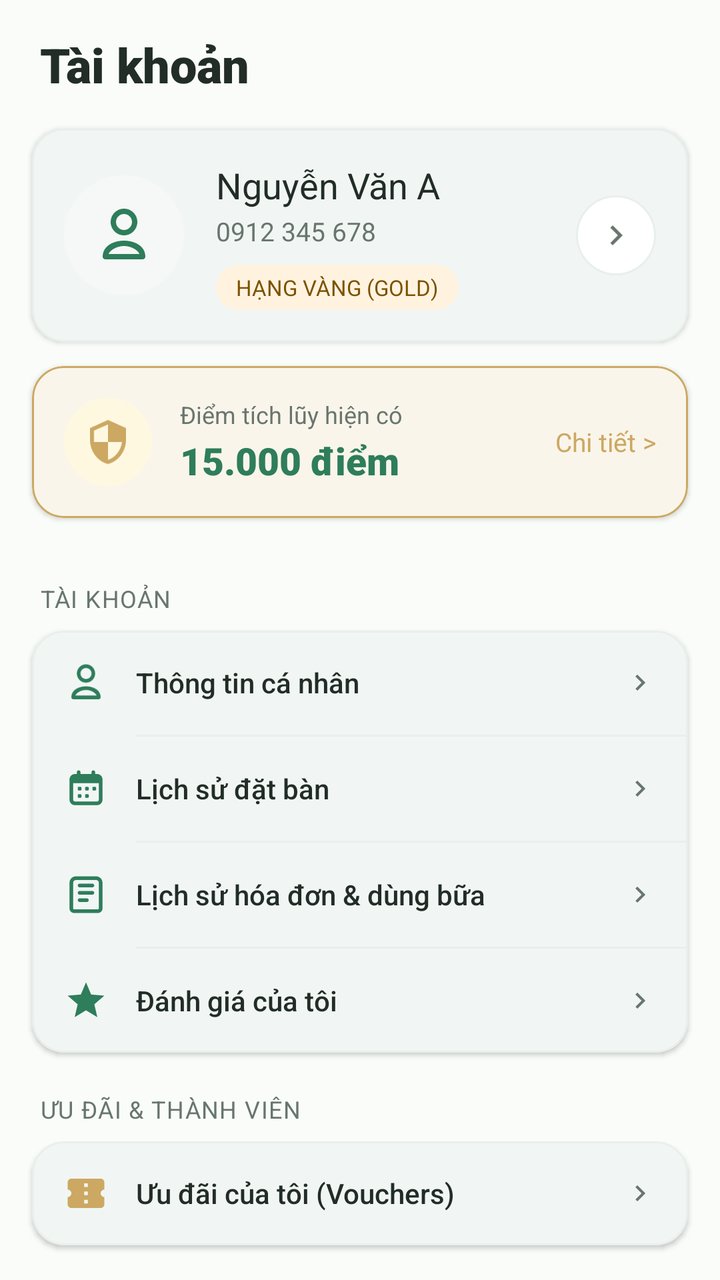
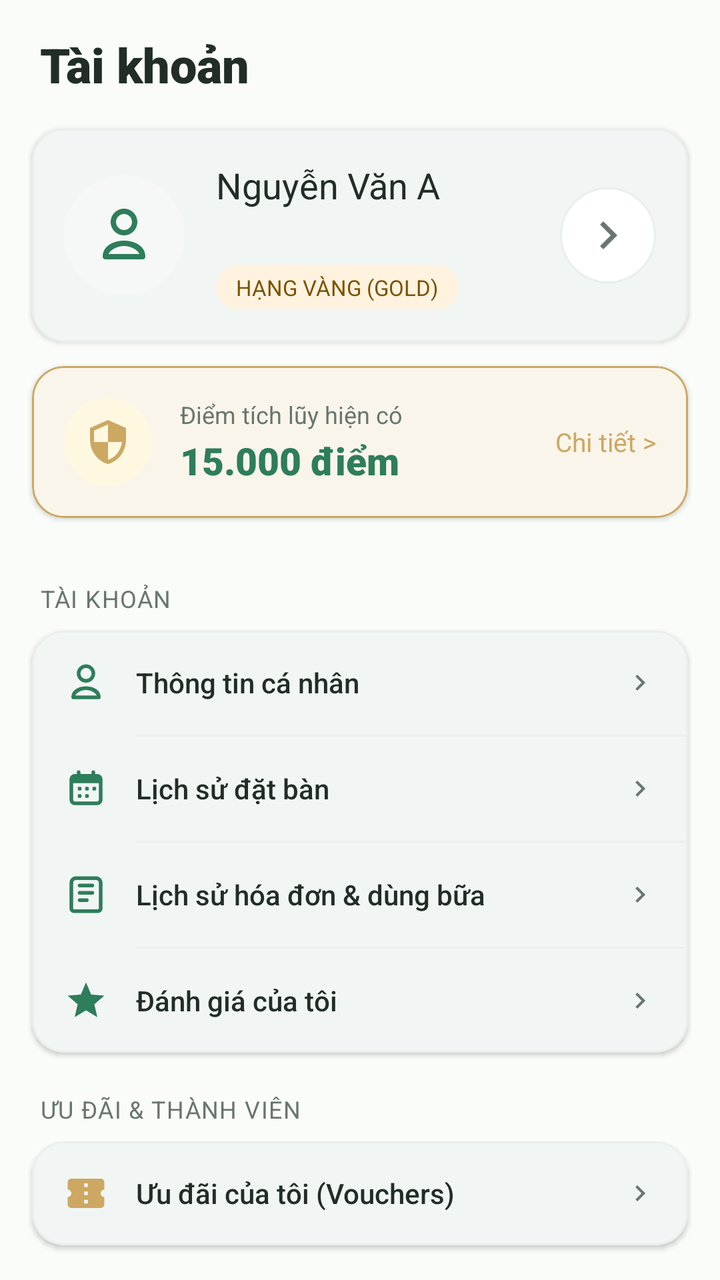

Before-and-after screenshots of an Android layout around one commit, followed by the original layout XML and the change that was made.
<!-- AndroidManifest.xml: application theme Theme.VietTable -->
<!-- res/layout/fragment_profile.xml -->
<?xml version="1.0" encoding="utf-8"?>
<androidx.coordinatorlayout.widget.CoordinatorLayout xmlns:android="http://schemas.android.com/apk/res/android"
    xmlns:app="http://schemas.android.com/apk/res-auto"
    android:layout_width="match_parent"
    android:layout_height="match_parent"
    android:background="@color/colorBackground">

    <androidx.core.widget.NestedScrollView
        android:layout_width="match_parent"
        android:layout_height="match_parent"
        android:fillViewport="true"
        android:clipToPadding="false"
        android:paddingBottom="96dp">

        <LinearLayout
            android:layout_width="match_parent"
            android:layout_height="wrap_content"
            android:orientation="vertical">

            
            <LinearLayout
                android:layout_width="match_parent"
                android:layout_height="wrap_content"
                android:tag="safe_top"
                android:orientation="vertical"
                android:paddingHorizontal="20dp"
                android:paddingTop="16dp"
                android:paddingBottom="12dp">

                <TextView
                    android:layout_width="wrap_content"
                    android:layout_height="wrap_content"
                    android:fontFamily="sans-serif-black"
                    android:text="Tài khoản"
                    android:textColor="@color/colorTextPrimary"
                    android:textSize="24sp" />
            </LinearLayout>

            
            <com.google.android.material.card.MaterialCardView
                style="@style/Widget.VietTable.Card"
                android:layout_width="match_parent"
                android:layout_height="wrap_content"
                android:layout_marginHorizontal="16dp"
                android:layout_marginTop="4dp">

                <LinearLayout
                    android:layout_width="match_parent"
                    android:layout_height="wrap_content"
                    android:gravity="center_vertical"
                    android:orientation="horizontal"
                    android:padding="16dp">

                    
                    <FrameLayout
                        android:layout_width="60dp"
                        android:layout_height="60dp">

                        <ImageView
                            android:layout_width="match_parent"
                            android:layout_height="match_parent"
                            android:background="@drawable/bg_round_floating_btn"
                            android:backgroundTint="@color/surface_secondary"
                            android:padding="14dp"
                            android:src="@drawable/ic_profile"
                            app:tint="@color/colorPrimary" />
                    </FrameLayout>

                    <LinearLayout
                        android:layout_width="0dp"
                        android:layout_height="wrap_content"
                        android:layout_marginStart="16dp"
                        android:layout_weight="1"
                        android:orientation="vertical">

                        <TextView
                            android:id="@+id/tvProfileName"
                            android:layout_width="wrap_content"
                            android:layout_height="wrap_content"
                            android:fontFamily="sans-serif-bold"
                            android:text="Nguyễn Văn A"
                            android:textColor="@color/colorTextPrimary"
                            android:textSize="18sp" />

                        <TextView
                            android:id="@+id/tvProfilePhone"
                            android:layout_width="wrap_content"
                            android:layout_height="wrap_content"
                            android:layout_marginTop="2dp"
                            android:text="0912 345 678"
                            android:textColor="@color/colorTextSecondary"
                            android:textSize="13sp" />

                        <TextView
                            android:id="@+id/tvProfileTierBadge"
                            android:layout_width="wrap_content"
                            android:layout_height="wrap_content"
                            android:layout_marginTop="8dp"
                            android:background="@drawable/bg_status_badge"
                            android:backgroundTint="#FFF3E0"
                            android:fontFamily="sans-serif-bold"
                            android:paddingHorizontal="10dp"
                            android:paddingVertical="4dp"
                            android:text="HẠNG VÀNG (GOLD)"
                            android:textColor="#7D5200"
                            android:textSize="11sp" />
                    </LinearLayout>

                    
                    <ImageView
                        android:id="@+id/btnEditProfileHeader"
                        android:layout_width="40dp"
                        android:layout_height="40dp"
                        android:background="@drawable/bg_round_floating_btn"
                        android:clickable="true"
                        android:focusable="true"
                        android:padding="10dp"
                        android:src="@drawable/ic_arrow_forward"
                        app:tint="@color/colorTextSecondary" />
                </LinearLayout>
            </com.google.android.material.card.MaterialCardView>

            
            <com.google.android.material.card.MaterialCardView
                android:id="@+id/cardProfileLoyalty"
                style="@style/Widget.VietTable.Card.Gold"
                android:layout_width="match_parent"
                android:layout_height="wrap_content"
                android:layout_marginHorizontal="16dp"
                android:layout_marginTop="12dp"
                android:clickable="true"
                android:focusable="true">

                <LinearLayout
                    android:layout_width="match_parent"
                    android:layout_height="wrap_content"
                    android:gravity="center_vertical"
                    android:orientation="horizontal"
                    android:padding="16dp">

                    <ImageView
                        android:layout_width="44dp"
                        android:layout_height="44dp"
                        android:background="@drawable/bg_round_floating_btn"
                        android:backgroundTint="#FFF8E1"
                        android:padding="10dp"
                        android:src="@drawable/ic_loyalty"
                        app:tint="@color/colorSecondary" />

                    <LinearLayout
                        android:layout_width="0dp"
                        android:layout_height="wrap_content"
                        android:layout_marginStart="14dp"
                        android:layout_weight="1"
                        android:orientation="vertical">

                        <TextView
                            android:layout_width="wrap_content"
                            android:layout_height="wrap_content"
                            android:text="Điểm tích lũy hiện có"
                            android:textColor="@color/colorTextSecondary"
                            android:textSize="12sp" />

                        <TextView
                            android:id="@+id/tvProfilePoints"
                            android:layout_width="wrap_content"
                            android:layout_height="wrap_content"
                            android:layout_marginTop="2dp"
                            android:fontFamily="sans-serif-black"
                            android:text="15.000 điểm"
                            android:textColor="@color/colorPrimary"
                            android:textSize="19sp" />
                    </LinearLayout>

                    <TextView
                        android:layout_width="wrap_content"
                        android:layout_height="wrap_content"
                        android:fontFamily="sans-serif-bold"
                        android:text="Chi tiết >"
                        android:textColor="@color/colorSecondary"
                        android:textSize="13sp" />
                </LinearLayout>
            </com.google.android.material.card.MaterialCardView>

            
            <FrameLayout
                android:id="@+id/containerProfileActiveDining"
                android:layout_width="match_parent"
                android:layout_height="wrap_content"
                android:layout_marginHorizontal="16dp"
                android:layout_marginTop="12dp" />

            
            <TextView
                android:layout_width="match_parent"
                android:layout_height="wrap_content"
                android:layout_marginHorizontal="20dp"
                android:layout_marginTop="20dp"
                android:layout_marginBottom="8dp"
                android:fontFamily="sans-serif-bold"
                android:letterSpacing="0.04"
                android:text="TÀI KHOẢN"
                android:textColor="@color/colorTextSecondary"
                android:textSize="12sp" />

            <com.google.android.material.card.MaterialCardView
                style="@style/Widget.VietTable.Card"
                android:layout_width="match_parent"
                android:layout_height="wrap_content"
                android:layout_marginHorizontal="16dp">

                <LinearLayout
                    android:layout_width="match_parent"
                    android:layout_height="wrap_content"
                    android:orientation="vertical">

                    
                    <LinearLayout
                        android:id="@+id/rowEditProfile"
                        android:layout_width="match_parent"
                        android:layout_height="52dp"
                        android:background="?attr/selectableItemBackground"
                        android:clickable="true"
                        android:focusable="true"
                        android:gravity="center_vertical"
                        android:orientation="horizontal"
                        android:paddingHorizontal="16dp">

                        <ImageView
                            android:layout_width="22dp"
                            android:layout_height="22dp"
                            android:src="@drawable/ic_profile"
                            app:tint="@color/colorPrimary" />

                        <TextView
                            android:layout_width="0dp"
                            android:layout_height="wrap_content"
                            android:layout_marginStart="14dp"
                            android:layout_weight="1"
                            android:fontFamily="sans-serif-medium"
                            android:text="Thông tin cá nhân"
                            android:textColor="@color/colorTextPrimary"
                            android:textSize="14sp" />

                        <ImageView
                            android:layout_width="16dp"
                            android:layout_height="16dp"
                            android:src="@drawable/ic_arrow_forward"
                            app:tint="@color/colorTextSecondary" />
                    </LinearLayout>

                    <View
                        android:layout_width="match_parent"
                        android:layout_height="1dp"
                        android:layout_marginStart="52dp"
                        android:background="@color/colorDivider" />

                    
                    <LinearLayout
                        android:id="@+id/rowResHistory"
                        android:layout_width="match_parent"
                        android:layout_height="52dp"
                        android:background="?attr/selectableItemBackground"
                        android:clickable="true"
                        android:focusable="true"
                        android:gravity="center_vertical"
                        android:orientation="horizontal"
                        android:paddingHorizontal="16dp">

                        <ImageView
                            android:layout_width="22dp"
                            android:layout_height="22dp"
                            android:src="@drawable/ic_reservation"
                            app:tint="@color/colorPrimary" />

                        <TextView
                            android:layout_width="0dp"
                            android:layout_height="wrap_content"
                            android:layout_marginStart="14dp"
                            android:layout_weight="1"
                            android:fontFamily="sans-serif-medium"
                            android:text="Lịch sử đặt bàn"
                            android:textColor="@color/colorTextPrimary"
                            android:textSize="14sp" />

                        <ImageView
                            android:layout_width="16dp"
                            android:layout_height="16dp"
                            android:src="@drawable/ic_arrow_forward"
                            app:tint="@color/colorTextSecondary" />
                    </LinearLayout>

                    <View
                        android:layout_width="match_parent"
                        android:layout_height="1dp"
                        android:layout_marginStart="52dp"
                        android:background="@color/colorDivider" />

                    
                    <LinearLayout
                        android:id="@+id/rowOrderHistory"
                        android:layout_width="match_parent"
                        android:layout_height="52dp"
                        android:background="?attr/selectableItemBackground"
                        android:clickable="true"
                        android:focusable="true"
                        android:gravity="center_vertical"
                        android:orientation="horizontal"
                        android:paddingHorizontal="16dp">

                        <ImageView
                            android:layout_width="22dp"
                            android:layout_height="22dp"
                            android:src="@drawable/ic_orders"
                            app:tint="@color/colorPrimary" />

                        <TextView
                            android:layout_width="0dp"
                            android:layout_height="wrap_content"
                            android:layout_marginStart="14dp"
                            android:layout_weight="1"
                            android:fontFamily="sans-serif-medium"
                            android:text="Lịch sử hóa đơn &amp; dùng bữa"
                            android:textColor="@color/colorTextPrimary"
                            android:textSize="14sp" />

                        <ImageView
                            android:layout_width="16dp"
                            android:layout_height="16dp"
                            android:src="@drawable/ic_arrow_forward"
                            app:tint="@color/colorTextSecondary" />
                    </LinearLayout>

                    <View
                        android:layout_width="match_parent"
                        android:layout_height="1dp"
                        android:layout_marginStart="52dp"
                        android:background="@color/colorDivider" />

                    <LinearLayout
                        android:id="@+id/rowReviews"
                        android:layout_width="match_parent"
                        android:layout_height="52dp"
                        android:background="?attr/selectableItemBackground"
                        android:clickable="true"
                        android:focusable="true"
                        android:gravity="center_vertical"
                        android:orientation="horizontal"
                        android:paddingHorizontal="16dp">

                        <ImageView
                            android:layout_width="22dp"
                            android:layout_height="22dp"
                            android:src="@drawable/ic_star"
                            app:tint="@color/colorPrimary" />

                        <TextView
                            android:layout_width="0dp"
                            android:layout_height="wrap_content"
                            android:layout_marginStart="14dp"
                            android:layout_weight="1"
                            android:fontFamily="sans-serif-medium"
                            android:text="Đánh giá của tôi"
                            android:textColor="@color/colorTextPrimary"
                            android:textSize="14sp" />

                        <ImageView
                            android:layout_width="16dp"
                            android:layout_height="16dp"
                            android:src="@drawable/ic_arrow_forward"
                            app:tint="@color/colorTextSecondary" />
                    </LinearLayout>
                </LinearLayout>
            </com.google.android.material.card.MaterialCardView>

            
            <TextView
                android:layout_width="match_parent"
                android:layout_height="wrap_content"
                android:layout_marginHorizontal="20dp"
                android:layout_marginTop="20dp"
                android:layout_marginBottom="8dp"
                android:fontFamily="sans-serif-bold"
                android:letterSpacing="0.04"
                android:text="ƯU ĐÃI &amp; THÀNH VIÊN"
                android:textColor="@color/colorTextSecondary"
                android:textSize="12sp" />

            <com.google.android.material.card.MaterialCardView
                style="@style/Widget.VietTable.Card"
                android:layout_width="match_parent"
                android:layout_height="wrap_content"
                android:layout_marginHorizontal="16dp">

                <LinearLayout
                    android:layout_width="match_parent"
                    android:layout_height="wrap_content"
                    android:orientation="vertical">

                    
                    <LinearLayout
                        android:id="@+id/rowVouchers"
                        android:layout_width="match_parent"
                        android:layout_height="52dp"
                        android:background="?attr/selectableItemBackground"
                        android:clickable="true"
                        android:focusable="true"
                        android:gravity="center_vertical"
                        android:orientation="horizontal"
                        android:paddingHorizontal="16dp">

                        <ImageView
                            android:layout_width="22dp"
                            android:layout_height="22dp"
                            android:src="@drawable/ic_voucher"
                            app:tint="@color/colorSecondary" />

                        <TextView
                            android:layout_width="0dp"
                            android:layout_height="wrap_content"
                            android:layout_marginStart="14dp"
                            android:layout_weight="1"
                            android:fontFamily="sans-serif-medium"
                            android:text="Ưu đãi của tôi (Vouchers)"
                            android:textColor="@color/colorTextPrimary"
                            android:textSize="14sp" />

                        <ImageView
                            android:layout_width="16dp"
                            android:layout_height="16dp"
                            android:src="@drawable/ic_arrow_forward"
                            app:tint="@color/colorTextSecondary" />
                    </LinearLayout>
                </LinearLayout>
            </com.google.android.material.card.MaterialCardView>

            
            <TextView
                android:layout_width="match_parent"
                android:layout_height="wrap_content"
                android:layout_marginHorizontal="20dp"
                android:layout_marginTop="20dp"
                android:layout_marginBottom="8dp"
                android:fontFamily="sans-serif-bold"
                android:letterSpacing="0.04"
                android:text="HỆ THỐNG"
                android:textColor="@color/colorTextSecondary"
                android:textSize="12sp" />

            <com.google.android.material.card.MaterialCardView
                style="@style/Widget.VietTable.Card"
                android:layout_width="match_parent"
                android:layout_height="wrap_content"
                android:layout_marginHorizontal="16dp">

                <LinearLayout
                    android:layout_width="match_parent"
                    android:layout_height="wrap_content"
                    android:orientation="vertical">

                    
                    <LinearLayout
                        android:id="@+id/rowSettings"
                        android:layout_width="match_parent"
                        android:layout_height="52dp"
                        android:background="?attr/selectableItemBackground"
                        android:clickable="true"
                        android:focusable="true"
                        android:gravity="center_vertical"
                        android:orientation="horizontal"
                        android:paddingHorizontal="16dp">

                        <ImageView
                            android:layout_width="22dp"
                            android:layout_height="22dp"
                            android:src="@drawable/ic_info"
                            app:tint="@color/colorPrimary" />

                        <TextView
                            android:layout_width="0dp"
                            android:layout_height="wrap_content"
                            android:layout_marginStart="14dp"
                            android:layout_weight="1"
                            android:fontFamily="sans-serif-medium"
                            android:text="Cài đặt ứng dụng"
                            android:textColor="@color/colorTextPrimary"
                            android:textSize="14sp" />

                        <ImageView
                            android:layout_width="16dp"
                            android:layout_height="16dp"
                            android:src="@drawable/ic_arrow_forward"
                            app:tint="@color/colorTextSecondary" />
                    </LinearLayout>

                    <View
                        android:layout_width="match_parent"
                        android:layout_height="1dp"
                        android:layout_marginStart="52dp"
                        android:background="@color/colorDivider" />

                    
                    <LinearLayout
                        android:id="@+id/rowSupport"
                        android:layout_width="match_parent"
                        android:layout_height="52dp"
                        android:background="?attr/selectableItemBackground"
                        android:clickable="true"
                        android:focusable="true"
                        android:gravity="center_vertical"
                        android:orientation="horizontal"
                        android:paddingHorizontal="16dp">

                        <ImageView
                            android:layout_width="22dp"
                            android:layout_height="22dp"
                            android:src="@drawable/ic_phone"
                            app:tint="@color/colorPrimary" />

                        <TextView
                            android:layout_width="0dp"
                            android:layout_height="wrap_content"
                            android:layout_marginStart="14dp"
                            android:layout_weight="1"
                            android:fontFamily="sans-serif-medium"
                            android:text="Hỗ trợ &amp; Trợ giúp"
                            android:textColor="@color/colorTextPrimary"
                            android:textSize="14sp" />

                        <ImageView
                            android:layout_width="16dp"
                            android:layout_height="16dp"
                            android:src="@drawable/ic_arrow_forward"
                            app:tint="@color/colorTextSecondary" />
                    </LinearLayout>
                </LinearLayout>
            </com.google.android.material.card.MaterialCardView>

            
            <com.google.android.material.button.MaterialButton
                android:id="@+id/btnLogout"
                style="@style/Widget.VietTable.Button.Destructive"
                android:layout_width="match_parent"
                android:layout_height="wrap_content"
                android:layout_marginHorizontal="16dp"
                android:layout_marginTop="24dp"
                android:text="Đăng xuất tài khoản" />

        </LinearLayout>
    </androidx.core.widget.NestedScrollView>

</androidx.coordinatorlayout.widget.CoordinatorLayout>
<!-- resources referenced by this layout -->
<resources>
  <color name="colorBackground">#FAFCFA</color>
  <color name="colorDivider">#E9EFEB</color>
  <color name="colorPrimary">#2E7D5B</color>
  <color name="colorSecondary">#CCA862</color>
  <color name="colorTextPrimary">#222D27</color>
  <color name="colorTextSecondary">#68766E</color>
  <color name="surface_secondary">#F5F8F6</color>
  <style name="Theme.VietTable" parent="Base.Theme.VietTable" />
  <color name="primary_container">#EEF7F2</color>
  <color name="surface">#FFFFFF</color>
  <color name="divider">#E9EFEB</color>
  <color name="accent_gold">#CCA862</color>
  <color name="white">#FFFFFFFF</color>
  <dimen name="btn_height_primary">52dp</dimen>
  <dimen name="radius_medium">12dp</dimen>
  <dimen name="radius_large">16dp</dimen>
  <dimen name="card_elevation">1.5dp</dimen>
  <dimen name="card_stroke_width">1dp</dimen>
  <color name="accent_gold_container">#FAF5EB</color>
  <style name="Base.Theme.VietTable" parent="Theme.Material3.Light.NoActionBar">
          
          <item name="colorPrimary">@color/primary</item>
          <item name="colorPrimaryDark">@color/primary_dark</item>
          <item name="colorOnPrimary">@color/on_primary</item>
          <item name="colorPrimaryContainer">@color/primary_container</item>
          <item name="colorOnPrimaryContainer">@color/on_primary_container</item>
  
          <item name="colorSecondary">@color/accent_gold</item>
          <item name="colorOnSecondary">@color/white</item>
          <item name="colorSecondaryContainer">@color/accent_gold_container</item>
          <item name="colorOnSecondaryContainer">@color/accent_gold_dark</item>
  
          <item name="android:colorBackground">@color/bg_cream</item>
          <item name="colorSurface">@color/surface</item>
          <item name="colorOnSurface">@color/text_primary</item>
          <item name="colorSurfaceVariant">@color/surface_variant</item>
  
          <item name="colorError">@color/semantic_error</item>
          <item name="colorOnError">@color/white</item>
  
          
          <item name="android:statusBarColor">@android:color/transparent</item>
          <item name="android:windowLightStatusBar">true</item>
          <item name="android:navigationBarColor">@android:color/transparent</item>
          <item name="android:windowLightNavigationBar">true</item>
  
          
          <item name="colorAccent">@color/primary</item>
          <item name="alertDialogTheme">@style/ThemeOverlay.VietTable.Dialog.Alert</item>
          <item name="materialAlertDialogTheme">@style/ThemeOverlay.VietTable.MaterialAlertDialog</item>
          <item name="buttonBarPositiveButtonStyle">@style/Widget.VietTable.Dialog.Button.Positive</item>
          <item name="buttonBarNegativeButtonStyle">@style/Widget.VietTable.Dialog.Button.Negative</item>
          <item name="buttonBarNeutralButtonStyle">@style/Widget.VietTable.Dialog.Button.Neutral</item>
          <item name="materialButtonStyle">@style/Widget.VietTable.Button.Primary</item>
          <item name="materialButtonOutlinedStyle">@style/Widget.VietTable.Button.Outlined</item>
          <item name="borderlessButtonStyle">@style/Widget.VietTable.Button.Text</item>
          <item name="materialCardViewStyle">@style/Widget.VietTable.Card</item>
          <item name="textInputStyle">@style/Widget.VietTable.TextInputLayout</item>
          <item name="toolbarStyle">@style/Widget.VietTable.Toolbar</item>
          <item name="bottomNavigationStyle">@style/Widget.VietTable.BottomNavigationView</item>
      </style>
  <dimen name="text_button">14sp</dimen>
  <color name="primary">#2E7D5B</color>
  <color name="primary_dark">#24654A</color>
  <color name="on_primary">#FFFFFF</color>
  <color name="on_primary_container">#1B4E38</color>
  <color name="accent_gold_dark">#9E7D33</color>
  <color name="bg_cream">#FAFCFA</color>
  <color name="text_primary">#222D27</color>
  <color name="surface_variant">#F3F7F5</color>
  <color name="semantic_error">#D32F2F</color>
  <color name="text_secondary">#68766E</color>
  <color name="transparent">#00000000</color>
  <!-- unchanged entries left out for length: 30 -->
</resources>

<!-- the commit's change to res/layout/fragment_profile.xml (unified diff, before → after) -->
@@ -87,7 +87,7 @@
                             android:layout_width="wrap_content"
                             android:layout_height="wrap_content"
                             android:layout_marginTop="2dp"
-                            android:text="0912 345 678"
+                            android:text=""
                             android:textColor="@color/colorTextSecondary"
                             android:textSize="13sp" />
 
@@ -107,10 +107,11 @@
                     </LinearLayout>
 
                     
-                    <ImageView
-                        android:id="@+id/btnEditProfileHeader"
-                        android:layout_width="40dp"
-                        android:layout_height="40dp"
+                        <ImageView
+                            android:id="@+id/btnEditProfileHeader"
+                            android:layout_width="48dp"
+                            android:layout_height="48dp"
+                            android:contentDescription="@string/a11y_edit_profile"
                         android:background="@drawable/bg_round_floating_btn"
                         android:clickable="true"
                         android:focusable="true"
<!-- resource entries referenced after the edit -->
@@ -7,6 +7,7 @@
   <color name="colorTextPrimary">#222D27</color>
   <color name="colorTextSecondary">#68766E</color>
   <color name="surface_secondary">#F5F8F6</color>
+  <string name="a11y_edit_profile">Chỉnh sửa hồ sơ</string>
   <style name="Theme.VietTable" parent="Base.Theme.VietTable" />
   <color name="primary_container">#EEF7F2</color>
   <color name="surface">#FFFFFF</color>
@@ -44,7 +45,6 @@
           <item name="android:statusBarColor">@android:color/transparent</item>
           <item name="android:windowLightStatusBar">true</item>
           <item name="android:navigationBarColor">@android:color/transparent</item>
-          <item name="android:windowLightNavigationBar">true</item>
   
           
           <item name="colorAccent">@color/primary</item>
